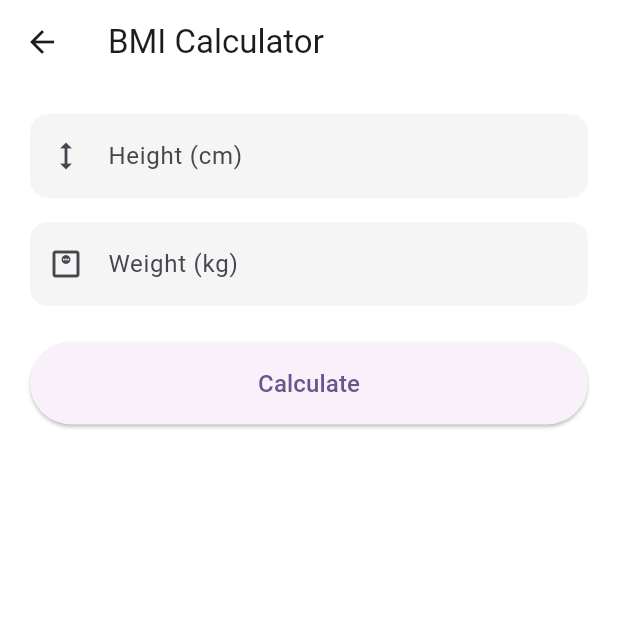
After one commit to DasAkash-1/healthbook, a Flutter app: the HomePage screen opened directly, item 2 of the bottom bar chosen, after a tap on "BMI Calculator", on a phone screen of 412 x 824 dp, the top half of it. The commit adds this screen. Run offline on Flutter 3.47's test engine with Material 3 defaults, Android fonts, the phone set to English and light mode, and no system bars; our stand-ins replace smooth_page_indicator; accounts and stored records are empty.

Commit message:
Add BMI calculator to Records tab
- Add WHO-based BMI calculation and input validation
- Show BMI value and category with a general-guide disclaimer
- Add BMI Calculator entry to the Records tab
- Add unit tests for BMI calculation and validation

```diff
--- /dev/null
+++ b/lib/screens/bmi_screen.dart
@@ -0,0 +1,164 @@
+import 'package:flutter/material.dart';
+
+import '../utils/bmi.dart';
+
+class BmiScreen extends StatefulWidget {
+  const BmiScreen({super.key});
+
+  @override
+  State<BmiScreen> createState() => _BmiScreenState();
+}
+
+class _BmiScreenState extends State<BmiScreen> {
+  final _heightCtrl = TextEditingController();
+  final _weightCtrl = TextEditingController();
+  BmiResult? _result;
+  String? _error;
+
+  @override
+  void dispose() {
+    _heightCtrl.dispose();
+    _weightCtrl.dispose();
+    super.dispose();
+  }
+
+  void _calculate() {
+    final height = double.tryParse(_heightCtrl.text.trim());
+    final weight = double.tryParse(_weightCtrl.text.trim());
+    final error = validateHeightCm(height) ?? validateWeightKg(weight);
+
+    setState(() {
+      _error = error;
+      _result = error == null
+          ? calculateBmi(heightCm: height!, weightKg: weight!)
+          : null;
+    });
+  }
+
+  Color _colorFor(BmiCategory category) {
+    switch (category) {
+      case BmiCategory.underweight:
+        return Colors.blue;
+      case BmiCategory.normal:
+        return Colors.green;
+      case BmiCategory.overweight:
+        return Colors.orange;
+      case BmiCategory.obese:
+        return Colors.red;
+    }
+  }
+
+  Widget _field({
+    required TextEditingController controller,
+    required String label,
+    required IconData icon,
+  }) {
+    return Padding(
+      padding: const EdgeInsets.only(bottom: 16),
+      child: TextField(
+        controller: controller,
+        keyboardType: const TextInputType.numberWithOptions(decimal: true),
+        decoration: InputDecoration(
+          labelText: label,
+          prefixIcon: Icon(icon),
+          filled: true,
+          fillColor: Colors.grey.shade100,
+          border: OutlineInputBorder(
+            borderRadius: BorderRadius.circular(12),
+            borderSide: BorderSide.none,
+          ),
+          focusedBorder: OutlineInputBorder(
+            borderRadius: BorderRadius.circular(12),
+            borderSide: const BorderSide(color: Colors.blueAccent, width: 2),
+          ),
+        ),
+      ),
+    );
+  }
+
+  Widget _buildResult(BmiResult result) {
+    final color = _colorFor(result.category);
+
+    return Container(
+      padding: const EdgeInsets.all(20),
+      decoration: BoxDecoration(
+        color: color.withValues(alpha: 0.1),
+        borderRadius: BorderRadius.circular(16),
+      ),
+      child: Column(
+        children: [
+          Text(
+            'Your BMI',
+            style: TextStyle(fontSize: 16, color: Colors.grey[800]),
+          ),
+          const SizedBox(height: 8),
+          Text(
+            result.value.toStringAsFixed(1),
+            style: const TextStyle(fontSize: 40, fontWeight: FontWeight.bold),
+          ),
+          const SizedBox(height: 4),
+          Text(
+            result.categoryLabel,
+            style: TextStyle(
+              fontSize: 18,
+              fontWeight: FontWeight.w600,
+              color: color,
+            ),
+          ),
+          const SizedBox(height: 16),
+          Text(
+            'BMI is a general guide. It does not measure body fat or overall health '
+            'on its own. Talk to your doctor about your results.',
+            textAlign: TextAlign.center,
+            style: TextStyle(fontSize: 12, color: Colors.grey[700]),
+          ),
+        ],
+      ),
+    );
+  }
+
+  @override
+  Widget build(BuildContext context) {
+    return Scaffold(
+      backgroundColor: Colors.white,
+      appBar: AppBar(
+        backgroundColor: Colors.white,
+        elevation: 0,
+        title: const Text('BMI Calculator'),
+      ),
+      body: SafeArea(
+        child: ListView(
+          padding: const EdgeInsets.all(20),
+          children: [
+            _field(
+              controller: _heightCtrl,
+              label: 'Height (cm)',
+              icon: Icons.height,
+            ),
+            _field(
+              controller: _weightCtrl,
+              label: 'Weight (kg)',
+              icon: Icons.monitor_weight_outlined,
+            ),
+            const SizedBox(height: 8),
+            ElevatedButton(
+              onPressed: _calculate,
+              style: ElevatedButton.styleFrom(
+                padding: const EdgeInsets.symmetric(vertical: 16),
+              ),
+              child: const Text('Calculate', style: TextStyle(fontSize: 16)),
+            ),
+            const SizedBox(height: 20),
+            if (_error != null)
+              Text(
+                _error!,
+                textAlign: TextAlign.center,
+                style: const TextStyle(color: Colors.red),
+              ),
+            if (_result != null) _buildResult(_result!),
+          ],
+        ),
+      ),
+    );
+  }
+}
--- a/lib/screens/home_page.dart
+++ b/lib/screens/home_page.dart
@@ -3,6 +3,7 @@ import 'package:flutter/material.dart';
 
 import '../services/auth_service.dart';
 import 'doctor_directory_screen.dart';
+import 'bmi_screen.dart';
 import 'feature_screen.dart';
 import 'login_screen.dart';
 import 'my_appointments_screen.dart';
@@ -129,7 +130,29 @@ class _HomePageState extends State<HomePage> {
               'No prescriptions added yet.'),
           _recordTile(
               'Test Results', CupertinoIcons.search, 'No test results added yet.'),
+          _bmiTile(),
         ],
+      ),
+    );
+  }
+
+  Widget _bmiTile() {
+    return Padding(
+      padding: const EdgeInsets.only(bottom: 14),
+      child: ListTile(
+        tileColor: const Color(0xFFF4F7FB),
+        shape: RoundedRectangleBorder(borderRadius: BorderRadius.circular(16)),
+        leading: const Icon(Icons.monitor_weight_outlined, color: Color(0xFF102A66)),
+        title: const Text(
+          'BMI Calculator',
+          style: TextStyle(fontWeight: FontWeight.bold, color: Color(0xFF0D1B2A)),
+        ),
+        subtitle: const Text('Check your body mass index'),
+        trailing: const Icon(Icons.chevron_right),
+        onTap: () => Navigator.push(
+          context,
+          MaterialPageRoute(builder: (_) => const BmiScreen()),
+        ),
       ),
     );
   }
--- /dev/null
+++ b/lib/utils/bmi.dart
@@ -0,0 +1,48 @@
+enum BmiCategory { underweight, normal, overweight, obese }
+
+class BmiResult {
+  final double value;
+  final BmiCategory category;
+
+  const BmiResult({required this.value, required this.category});
+
+  String get categoryLabel => switch (category) {
+        BmiCategory.underweight => 'Underweight',
+        BmiCategory.normal => 'Healthy weight',
+        BmiCategory.overweight => 'Overweight',
+        BmiCategory.obese => 'Obese',
+      };
+}
+
+// Returns an error message, or null if the height is valid.
+String? validateHeightCm(double? cm) {
+  if (cm == null) return 'Enter your height in cm.';
+  if (cm < 50 || cm > 250) return 'Height should be between 50 and 250 cm.';
+  return null;
+}
+
+// Returns an error message, or null if the weight is valid.
+String? validateWeightKg(double? kg) {
+  if (kg == null) return 'Enter your weight in kg.';
+  if (kg < 2 || kg > 300) return 'Weight should be between 2 and 300 kg.';
+  return null;
+}
+
+// BMI = weight (kg) / height (m)^2, using the WHO adult categories.
+BmiResult calculateBmi({required double heightCm, required double weightKg}) {
+  final heightM = heightCm / 100;
+  final value = weightKg / (heightM * heightM);
+
+  final BmiCategory category;
+  if (value < 18.5) {
+    category = BmiCategory.underweight;
+  } else if (value < 25) {
+    category = BmiCategory.normal;
+  } else if (value < 30) {
+    category = BmiCategory.overweight;
+  } else {
+    category = BmiCategory.obese;
+  }
+
+  return BmiResult(value: value, category: category);
+}
```
Also changed, not shown: 1 other file.
